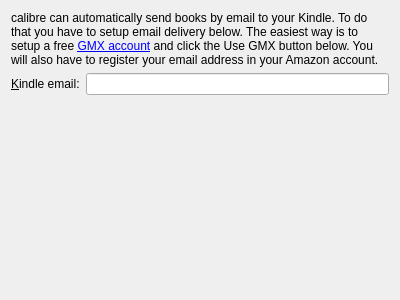
First picture: the form in src/calibre/gui2/wizard/kindle.ui, repository debian-calibre/calibre, before the edit.
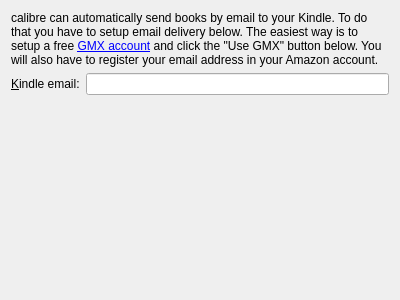
Second picture: the form after the edit. Custom widgets are drawn as their Qt base class.

What changed in the file:
```diff
--- a/src/calibre/gui2/wizard/kindle.ui
+++ b/src/calibre/gui2/wizard/kindle.ui
@@ -23,7 +23,7 @@
    <item row="0" column="0" colspan="2">
     <widget class="QLabel" name="label">
      <property name="text">
-      <string>&lt;p&gt;calibre can automatically send books by email to your Kindle. To do that you have to setup email delivery below. The easiest way is to setup a free &lt;a href=&quot;https://gmx.com&quot;&gt;GMX account&lt;/a&gt; and click the Use GMX button below. You will also have to register your email address in your Amazon account.</string>
+      <string>&lt;p&gt;calibre can automatically send books by email to your Kindle. To do that you have to setup email delivery below. The easiest way is to setup a free &lt;a href=&quot;https://gmx.com&quot;&gt;GMX account&lt;/a&gt; and click the "Use GMX" button below. You will also have to register your email address in your Amazon account.</string>
      </property>
      <property name="wordWrap">
       <bool>true</bool>
```
